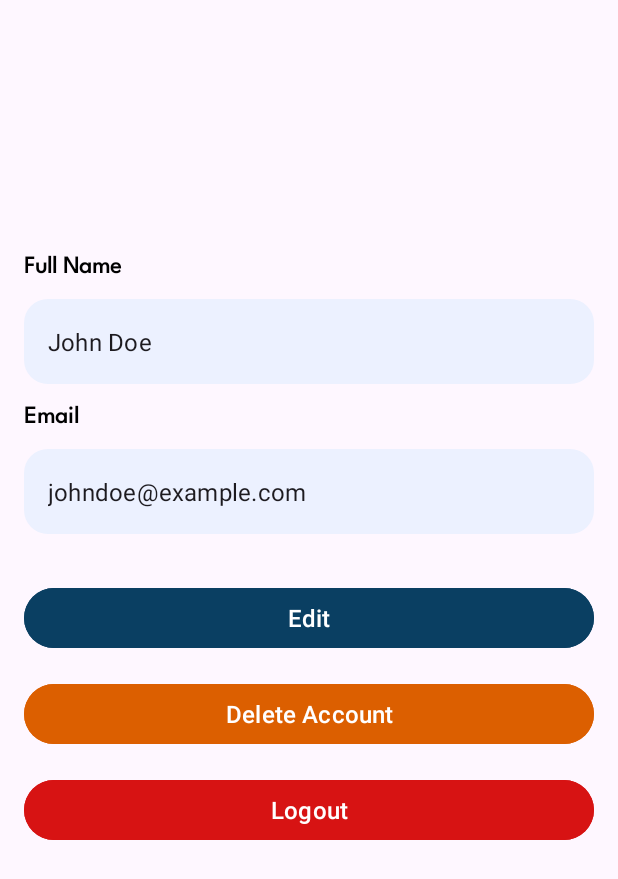
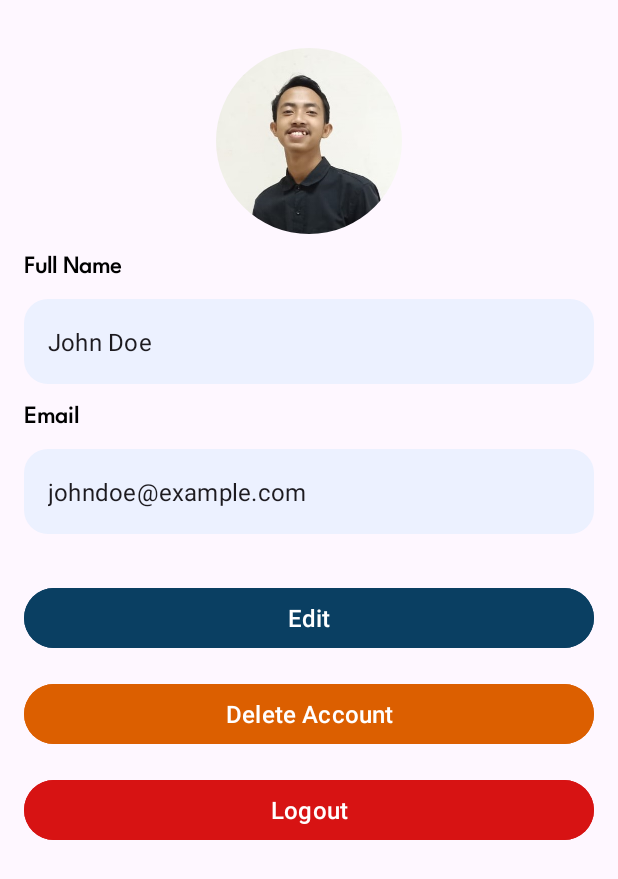
Before and after one commit to Narsumku/Mobile-Development, an Android app: the fragment ProfileFragment shown on its own in the app's theme, on a phone screen of 412 x 824 dp. Shown: the top 879 px of the screen. Run offline under Robolectric (Android 15) with nearby library versions, the phone set to English and light mode, and no system bars; our stand-ins replace CircleImageView; network calls fail; 1 statement that could not run was skipped.

Commit message:
Minor layouting

```diff
--- a/app/src/main/res/layout/fragment_profile.xml
+++ b/app/src/main/res/layout/fragment_profile.xml
@@ -14,7 +14,7 @@
         app:layout_constraintEnd_toEndOf="parent"
         app:layout_constraintStart_toStartOf="parent"
         app:layout_constraintTop_toTopOf="parent"
-        tools:src="@tools:sample/avatars" />
+        android:src="@drawable/ic_user_avatar"/>
 
     <TextView
         android:id="@+id/tvFullName"
--- a/app/src/main/res/layout/fragment_search.xml
+++ b/app/src/main/res/layout/fragment_search.xml
@@ -31,7 +31,7 @@
             android:layout_marginStart="16dp"
             android:layout_marginEnd="16dp"
             android:layout_marginTop="16dp"
-            android:layout_marginBottom="112dp"
+            android:layout_marginBottom="108dp"
             android:background="@drawable/round_gray_background"
             app:layout_constraintBottom_toBottomOf="parent"
             app:layout_constraintEnd_toEndOf="parent"
```
